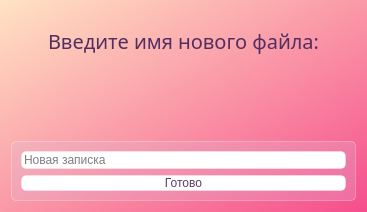
Above: Interface_files/DialogWNameNote.ui from Ephirious/Notes-TaskManager before the change. Below: the same form after it.
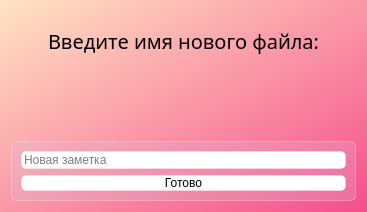
That is the form after the change. Icons and pictures are not drawn.

The edit to the form file:
```diff
--- a/Interface_files/DialogWNameNote.ui
+++ b/Interface_files/DialogWNameNote.ui
@@ -37,7 +37,7 @@
     <widget class="QLabel" name="label">
      <property name="font">
       <font>
-       <family>Segoe UI Black</family>
+       <family>Sitka</family>
        <pointsize>15</pointsize>
        <italic>false</italic>
        <bold>false</bold>
@@ -50,9 +50,9 @@
       <bool>false</bool>
      </property>
      <property name="styleSheet">
-      <string notr="true">font: 15pt &quot;Segoe UI Black&quot;;
+      <string notr="true">font: 15pt &quot;Sitka&quot;;
 background-color: none;
-color: rgb(83, 47, 95);
+color: black;
 border-radius: 7px;</string>
      </property>
      <property name="text">
@@ -106,7 +106,7 @@
          <string/>
         </property>
         <property name="placeholderText">
-         <string>Новая записка</string>
+         <string>Новая заметка</string>
         </property>
        </widget>
       </item>
@@ -115,8 +115,8 @@
         <property name="styleSheet">
          <string notr="true">QPushButton {
 background-color: white;
-font: 600 11pt &quot;Segoe UI Black&quot;;
-color: rgb(91, 61, 107);
+font: 600 11pt &quot;Sitka&quot;;
+color: black;
 }
 QPushButton:hover {
 background-color: rgb(225, 225, 225);
```
